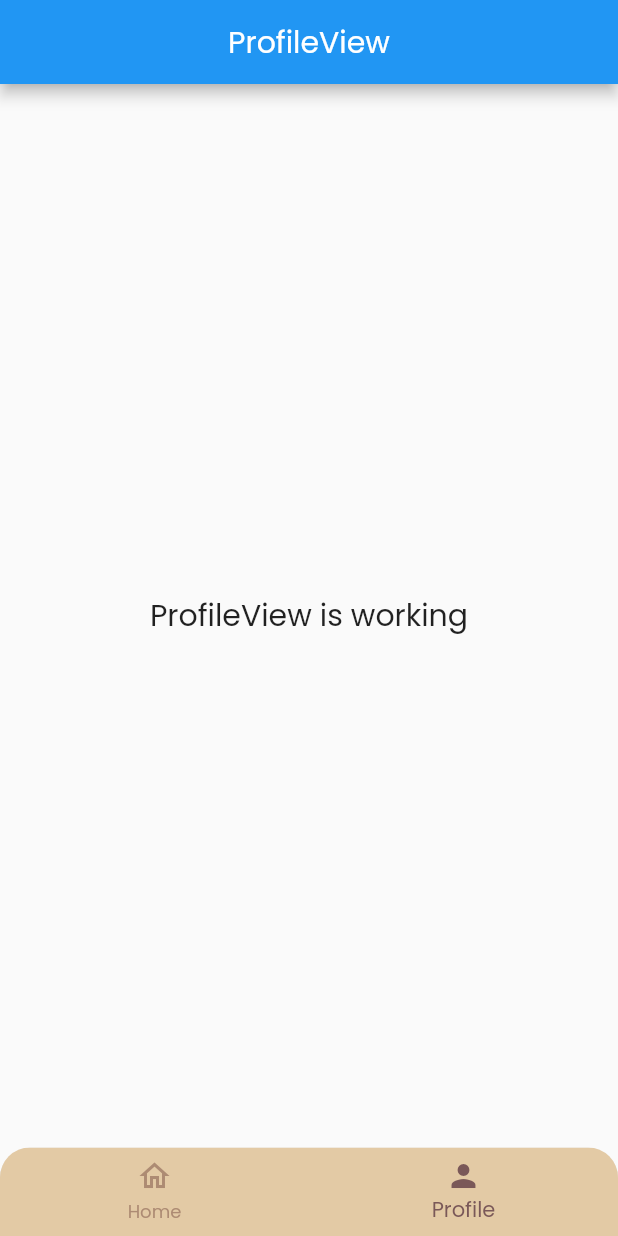
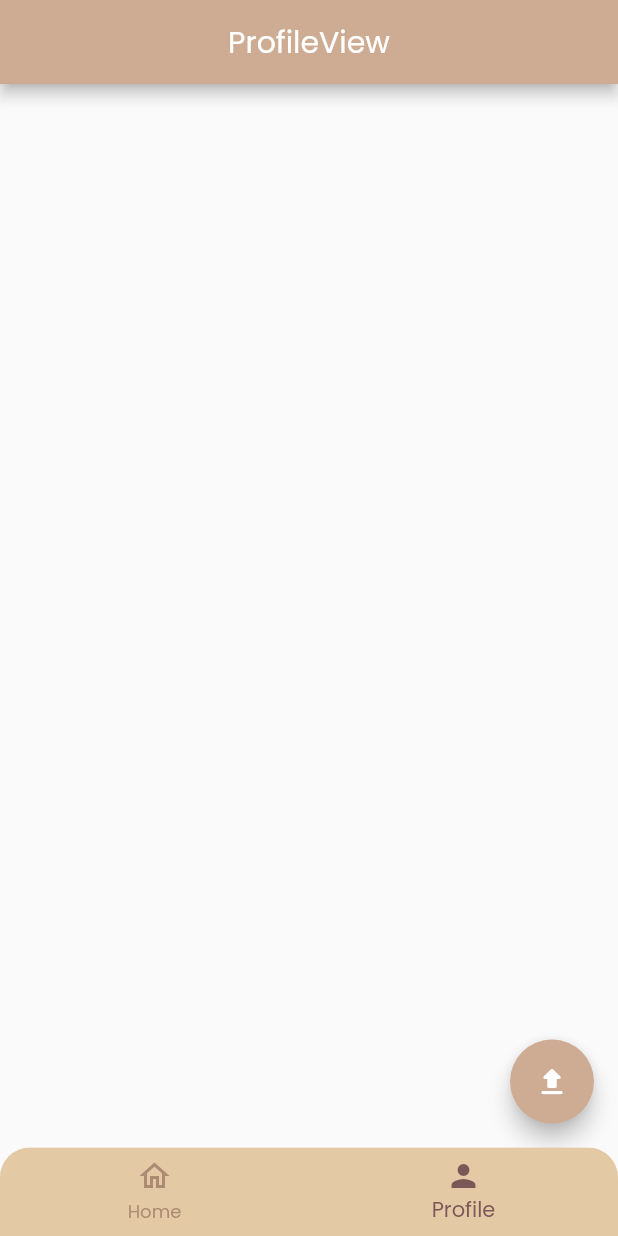
Before and after one commit to dna2121/cafe_app, a Flutter app: the screen it shows after launch, item 2 of the bottom bar chosen, on a phone screen of 412 x 824 dp. Run offline on Flutter 3.47's test engine with Material 2 defaults, Android fonts, the light colour scheme and no system bars; our stand-ins replace cloud_firestore, file_picker, firebase_core, firebase_storage, font_awesome_flutter, get; accounts and stored records are empty; network calls fail.

Commit message:
create button for upload files

```diff
--- a/lib/app/modules/profile/views/profile_view.dart
+++ b/lib/app/modules/profile/views/profile_view.dart
@@ -1,3 +1,4 @@
+import 'package:cafe_app/constants/app_color.dart';
 import 'package:flutter/material.dart';
 
 import 'package:get/get.dart';
@@ -6,18 +7,21 @@ import '../controllers/profile_controller.dart';
 
 class ProfileView extends GetView<ProfileController> {
   const ProfileView({Key? key}) : super(key: key);
+
   @override
   Widget build(BuildContext context) {
     return Scaffold(
       appBar: AppBar(
         title: const Text('ProfileView'),
         centerTitle: true,
+        backgroundColor: AppColor.buttonColor,
       ),
-      body: Center(
-        child: Text(
-          'ProfileView is working',
-          style: TextStyle(fontSize: 20),
-        ),
+      floatingActionButton: FloatingActionButton(
+        onPressed: () {
+          final ctrl = Get.put(ProfileController());
+          ctrl.uploadFile();
+        },
+        child: const Icon(Icons.upload_rounded),
       ),
     );
   }
```
